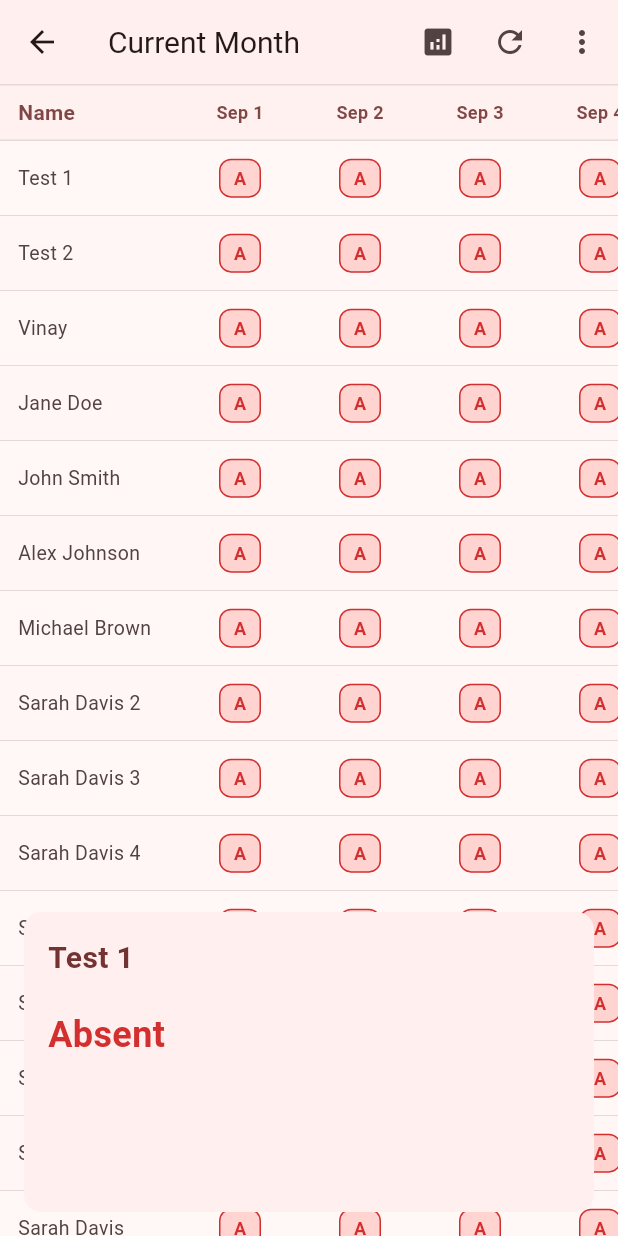
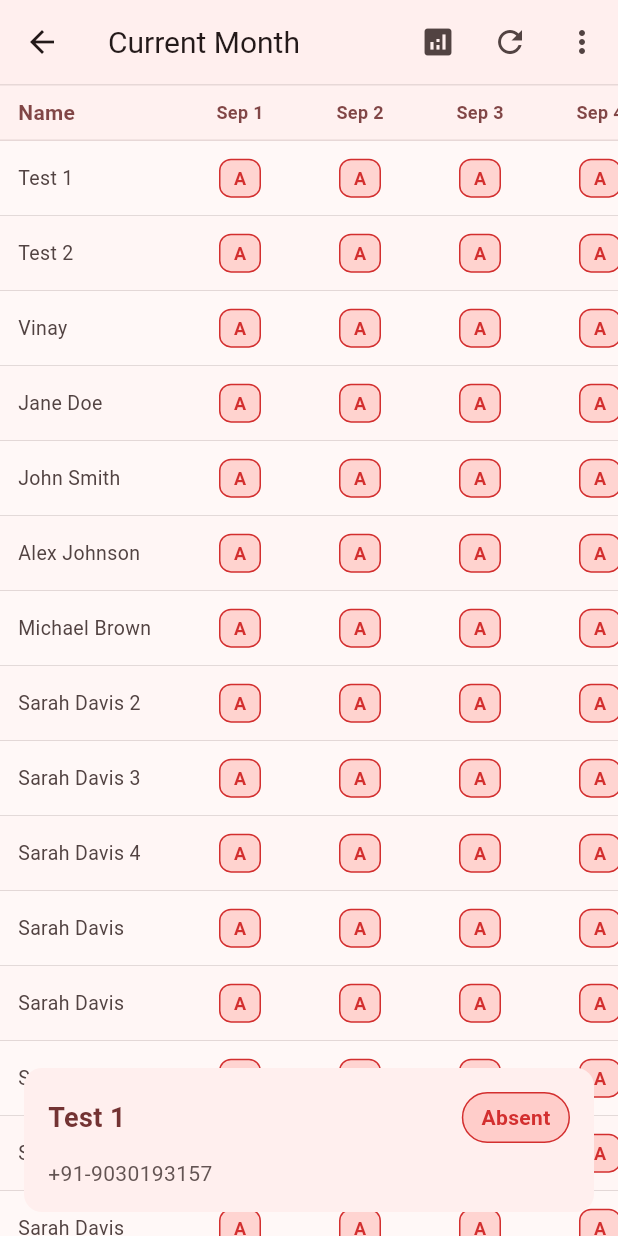
Before and after one commit to suryasarisa99/Missedcall-Attendance, a Flutter app: the screen it shows after launch, after a tap on an icon or button, on a phone screen of 412 x 824 dp. Run offline on Flutter 3.47's test engine with Material 3 defaults, Android fonts, the phone set to English and light mode, and no system bars; our stand-ins replace fl_chart, fluttertoast, permission_handler, shared_preferences; missing offline and left inert: call_log, phone_state.

```diff
--- a/lib/screens/home_screen.dart
+++ b/lib/screens/home_screen.dart
@@ -575,7 +575,7 @@ class _AttendanceScreenState extends State<AttendanceScreen>
                                 return _buildAttendanceCell(
                                   present,
                                   dateColumnWidth,
-                                  name: contactName,
+                                  index: index,
                                 );
                               }),
                             ],
@@ -607,24 +607,25 @@ class _AttendanceScreenState extends State<AttendanceScreen>
   }
 
   Widget _buildAttendanceCell(
-    bool present,
+    int? present,
     double width, {
-    required String name,
+    required int index,
   }) {
+    final contact = _contactManager.contacts[index];
     final isDark = Theme.of(context).brightness == Brightness.dark;
-    final borderClr = present
+    final borderClr = present != null
         ? (isDark ? Colors.green.shade300 : Colors.green.shade700)
         : (isDark
               ? const Color.fromARGB(255, 196, 102, 102)
               : Colors.red.shade700);
-    final bgClr = present
+    final bgClr = present != null
         ? (isDark
               ? Colors.green.withValues(alpha: 0.2)
               : const Color.fromARGB(255, 56, 179, 73).withValues(alpha: 0.2))
         : (isDark
               ? Colors.red.withValues(alpha: 0.2)
               : const Color.fromARGB(255, 255, 70, 56).withValues(alpha: 0.2));
-    final textClr = present
+    final textClr = present != null
         ? (isDark ? Colors.green.shade300 : Colors.green.shade700)
         : (isDark ? Colors.red.shade300 : Colors.red.shade700);
     return GestureDetector(
@@ -632,7 +633,7 @@ class _AttendanceScreenState extends State<AttendanceScreen>
         debugPrint("bottom");
         scaffoldKey.currentState!.showBottomSheet((context) {
           return Container(
-            height: 200,
+            // height: 100,
             margin: const EdgeInsets.all(16),
             width: double.infinity,
             decoration: BoxDecoration(
@@ -648,24 +649,68 @@ class _AttendanceScreenState extends State<AttendanceScreen>
                 ).colorScheme.primaryContainer.withValues(alpha: 0.3),
               ),
               child: Column(
+                mainAxisSize: MainAxisSize.min,
                 crossAxisAlignment: CrossAxisAlignment.start,
                 children: [
+                  Row(
+                    children: [
                       Text(
-                    name,
+                        contact.name,
                         style: TextStyle(
-                      fontSize: 20,
+                          fontSize: 18,
                           fontWeight: FontWeight.bold,
-                      color: Theme.of(context).colorScheme.onPrimaryContainer,
+                          color: Theme.of(
+                            context,
+                          ).colorScheme.onPrimaryContainer,
                         ),
                       ),
-                  const SizedBox(height: 20),
-                  Text(
-                    present ? "Present" : "Absent",
+                      const Spacer(),
+                      Container(
+                        padding: const EdgeInsets.symmetric(
+                          horizontal: 12,
+                          vertical: 6,
+                        ),
+                        decoration: BoxDecoration(
+                          color: bgClr,
+                          borderRadius: BorderRadius.circular(20),
+                          border: Border.all(color: borderClr, width: 1),
+                        ),
+                        child: Text(
+                          present != null ? "Present" : "Absent",
                           style: TextStyle(
-                      fontSize: 24,
+                            fontSize: 14,
                             fontWeight: FontWeight.bold,
                             color: textClr,
                           ),
+                        ),
+                      ),
+                    ],
+                  ),
+                  const SizedBox(height: 10),
+                  Row(
+                    children: [
+                      Text(
+                        contact.phoneNumber,
+                        style: TextStyle(
+                          fontSize: 14,
+                          color: Theme.of(
+                            context,
+                          ).colorScheme.onSurfaceVariant.withValues(alpha: 0.9),
+                        ),
+                      ),
+                      const Spacer(),
+                      if (present != null)
+                        Text(
+                          "${DateFormat('hh:mm a').format(DateTime.fromMillisecondsSinceEpoch(present))}  |  ${DateFormat('MMM d, yyyy').format(DateTime.fromMillisecondsSinceEpoch(present))}",
+                          style: TextStyle(
+                            fontSize: 14,
+                            color: Theme.of(context)
+                                .colorScheme
+                                .onSurfaceVariant
+                                .withValues(alpha: 0.8),
+                          ),
+                        ),
+                    ],
                   ),
                 ],
               ),
@@ -686,7 +731,7 @@ class _AttendanceScreenState extends State<AttendanceScreen>
           ),
           child: Center(
             child: Text(
-              present ? "P" : "A",
+              present != null ? "P" : "A",
               style: TextStyle(
                 fontSize: 12,
                 fontWeight: FontWeight.bold,
--- a/lib/screens/statistics_screen.dart
+++ b/lib/screens/statistics_screen.dart
@@ -122,7 +122,9 @@ class Statisticsscreen extends StatelessWidget {
                             .indexOf(phoneNumber);
                         final contactName =
                             contactManager.contacts[contactIndex].name;
-                        final presentDays = attendance.where((p) => p).length;
+                        final presentDays = attendance
+                            .where((p) => p != null)
+                            .length;
                         final percentage =
                             (presentDays / attendance.length * 100);
 
--- a/lib/services/attendance.dart
+++ b/lib/services/attendance.dart
@@ -1,3 +1,5 @@
+import 'dart:developer';
+
 import 'package:attendance/services/contact_manager.dart';
 import 'package:call_log/call_log.dart';
 import 'package:intl/intl.dart';
@@ -77,12 +79,12 @@ class AttendanceManager {
       final totalDays = dates.length;
 
       // Initialize attendance map
-      final Map<String, List<bool>> attendance = {};
+      final Map<String, List<int?>> attendance = {};
       final contactsByNumber = contactManager.contactsByCleanedNumber;
 
       // Initialize attendance for all contacts
       for (var cleanedNumber in contactsByNumber.keys) {
-        attendance[cleanedNumber] = List.generate(totalDays, (_) => false);
+        attendance[cleanedNumber] = List.generate(totalDays, (_) => null);
       }
 
       // Process call logs
@@ -100,7 +102,7 @@ class AttendanceManager {
           final dayIndex = _getDayIndex(startDate, logDate);
 
           if (dayIndex >= 0 && dayIndex < totalDays) {
-            attendance[cleanedNumber]![dayIndex] = true;
+            attendance[cleanedNumber]![dayIndex] = entry.timestamp;
           }
         }
       }
@@ -170,13 +172,13 @@ class AttendanceManager {
     // Calculate daily totals
     final dailyTotals = List.generate(totalDays, (dayIndex) {
       return result.attendance.values
-          .where((attendance) => attendance[dayIndex])
+          .where((attendance) => attendance[dayIndex] != null)
           .length;
     });
 
     // Calculate student totals
     final studentTotals = result.attendance.map((phoneNumber, attendance) {
-      final presentDays = attendance.where((present) => present).length;
+      final presentDays = attendance.where((present) => present != null).length;
       return MapEntry(phoneNumber, presentDays);
     });
 
@@ -191,7 +193,7 @@ class AttendanceManager {
 }
 
 class AttendanceResult {
-  final Map<String, List<bool>> attendance;
+  final Map<String, List<int?>> attendance;
   final List<String> dates;
   final bool hasCurrentDate;
 
@@ -205,7 +207,9 @@ class AttendanceResult {
   int getPresentCountForDay(int dayIndex) {
     if (dayIndex < 0 || dayIndex >= dates.length) return 0;
 
-    return attendance.values.where((attendance) => attendance[dayIndex]).length;
+    return attendance.values
+        .where((attendance) => attendance[dayIndex] != null)
+        .length;
   }
 
   /// Get total present days for a specific student
@@ -213,7 +217,7 @@ class AttendanceResult {
     final studentAttendance = attendance[phoneNumber];
     if (studentAttendance == null) return 0;
 
-    return studentAttendance.where((present) => present).length;
+    return studentAttendance.where((present) => present != null).length;
   }
 
   /// Get attendance percentage for a student
@@ -229,7 +233,7 @@ class AttendanceResult {
     final totalPossibleAttendance = attendance.length * dates.length;
     final totalPresentAttendance = attendance.values
         .expand((attendance) => attendance)
-        .where((present) => present)
+        .where((present) => present != null)
         .length;
 
     return (totalPresentAttendance / totalPossibleAttendance) * 100;
@@ -239,12 +243,13 @@ class AttendanceResult {
 // for user attendance entry
 class AttendanceEntry {
   final String phoneNumber;
-  final List<bool> attendance;
+  final List<int?> attendance;
 
   AttendanceEntry({required this.phoneNumber, required this.attendance});
 
   /// Get total present days for this entry
-  int get totalPresentDays => attendance.where((present) => present).length;
+  int get totalPresentDays =>
+      attendance.where((present) => present != null).length;
 
   /// Get attendance percentage for this entry
   double get attendancePercentage =>
```
Lines whose indentation alone changed are shown as unchanged.
